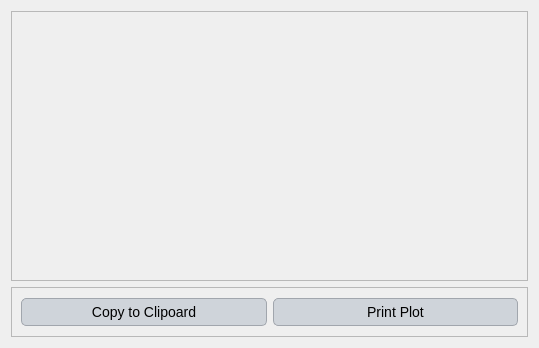
Above: ui/runoff_graph.ui from Inigobarbe/VFSMOD-GUI before the change. Below: the same form after it.
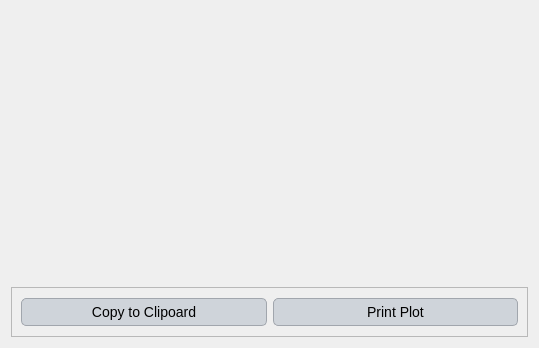
That is the form after the change.

The edit to the form file:
```diff
--- a/ui/runoff_graph.ui
+++ b/ui/runoff_graph.ui
@@ -120,7 +120,7 @@
    <item row="0" column="0">
     <widget class="QFrame" name="frame">
      <property name="frameShape">
-      <enum>QFrame::StyledPanel</enum>
+      <enum>QFrame::NoFrame</enum>
      </property>
      <property name="frameShadow">
       <enum>QFrame::Raised</enum>
```
